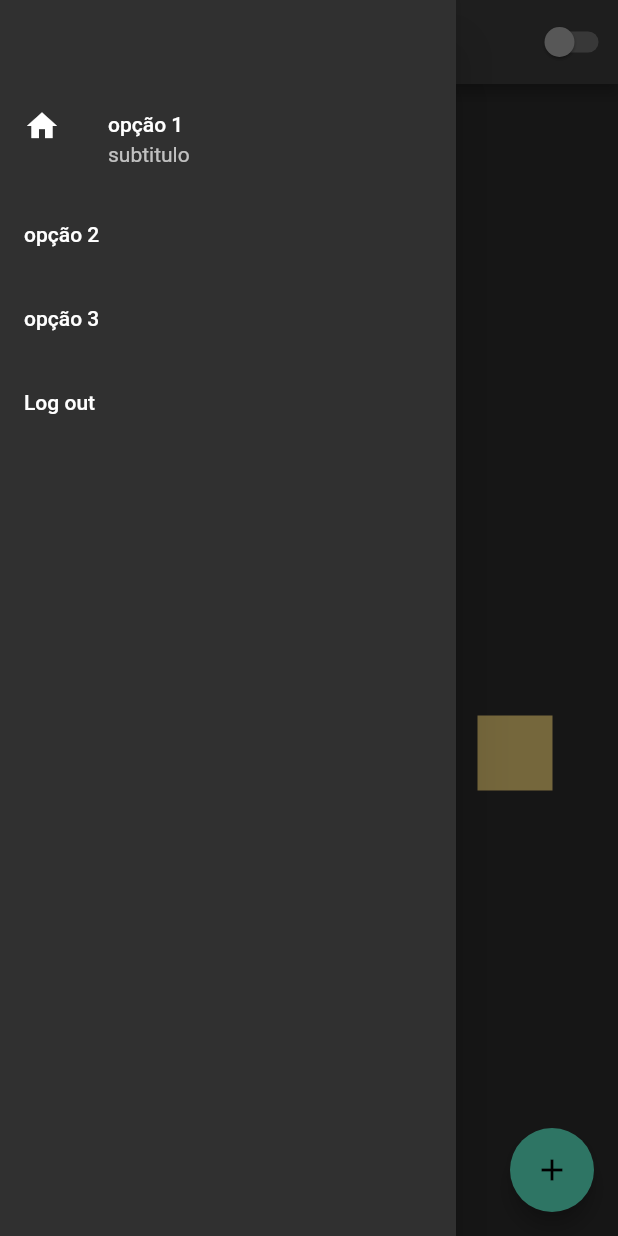
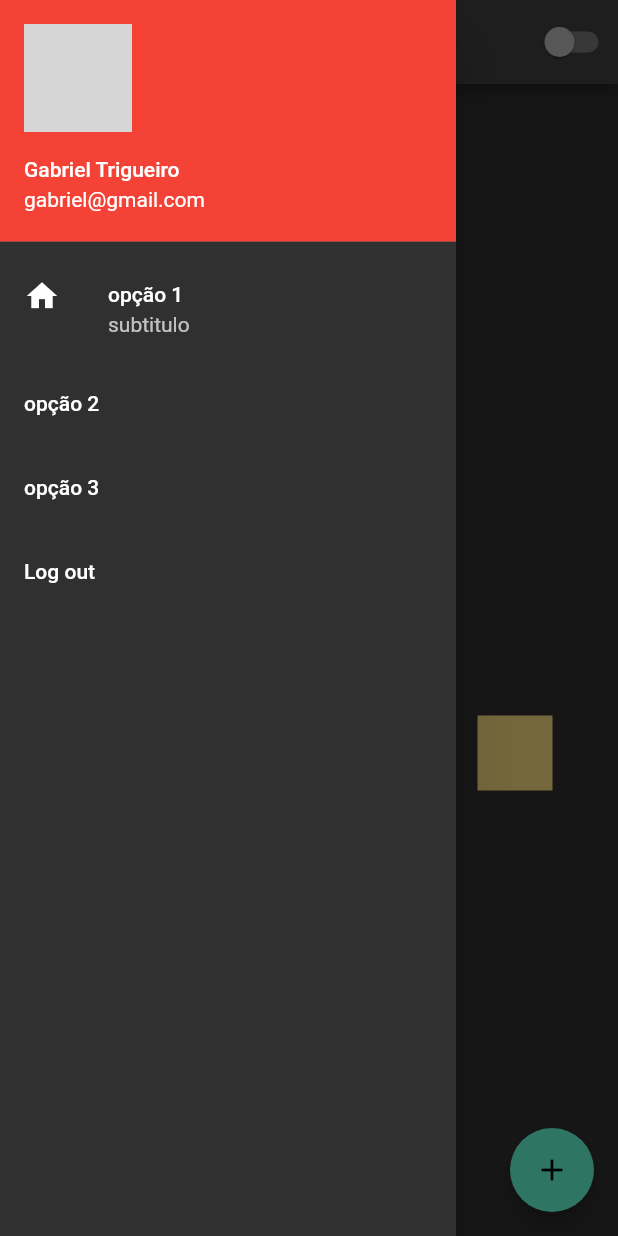
Before and after one commit to GabrielTrigueiro/flutter_basics, a Flutter app: the HomePage screen opened by its route, with the side drawer open, on a phone screen of 412 x 824 dp. Run offline on Flutter 3.47's test engine with Material 2 defaults, Android fonts, the phone set to English and light mode, and no system bars; network calls fail; grey boxes are pictures that could not be loaded.

Commit message:
account drawer header

```diff
--- a/lib/home_page.dart
+++ b/lib/home_page.dart
@@ -19,7 +19,11 @@ class HomePageState extends State<HomePage> {
     return Scaffold(
       drawer: Drawer(
         child: Column(children: [
-          ListTile(),
+          UserAccountsDrawerHeader(
+            accountName: Text('Gabriel Trigueiro'),
+            accountEmail: Text('gabriel@gmail.com'),
+            currentAccountPicture: Image.network('https://assets.reedpopcdn.com/Genshin-Impact-Nahida.jpg/BROK/resize/414%3E/format/jpg/quality/70/Genshin-Impact-Nahida.jpg', fit: BoxFit.fitWidth),
+          ),
           ListTile(title: Text('opção 1'), subtitle: Text('subtitulo'),leading: Icon(Icons.home), onTap: () => print('opção 1'),),
           ListTile(title: Text('opção 2'),),
           ListTile(title: Text('opção 3'),),
```
Also changed, not shown: nahida.jpg (added).
